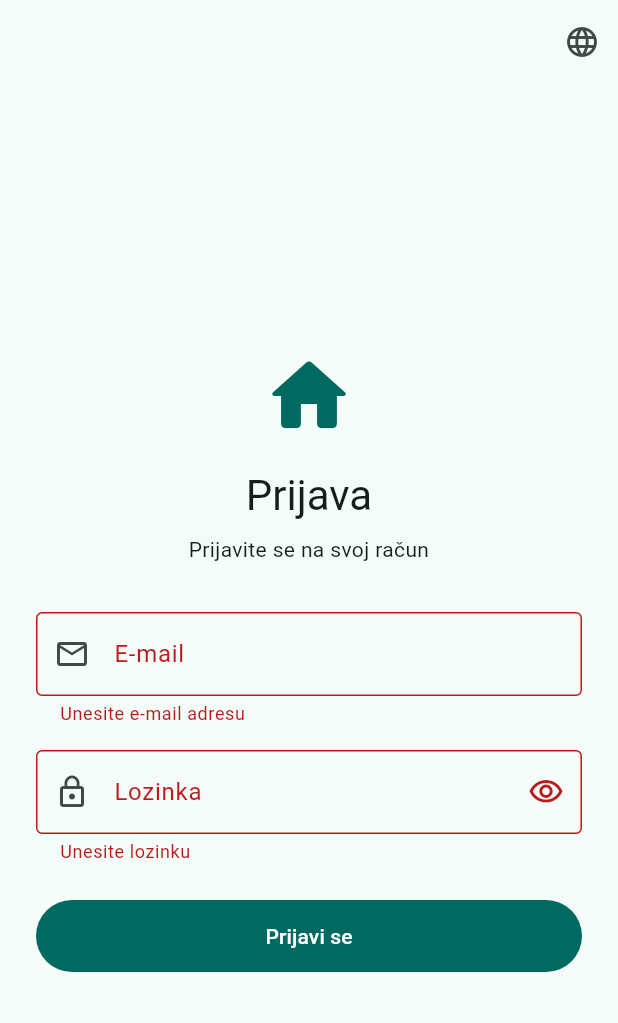
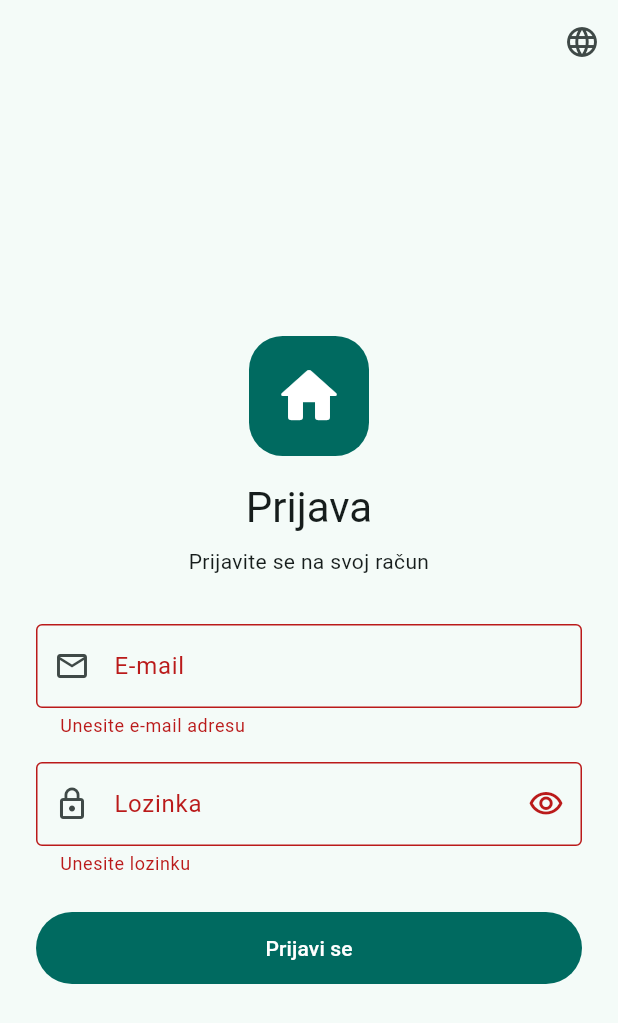
Before and after one commit to durmexyt-dot/flat, a Flutter app: the screen it shows after launch, after a tap on "Prijavi se", on a phone screen of 412 x 824 dp. Shown: the top 1023 px of the screen. Run offline on Flutter 3.47's test engine with Material 3 defaults, Android fonts, the phone set to English and light mode, and no system bars; our stand-ins replace firebase_auth, firebase_core, flutter_riverpod, go_router, shared_preferences; accounts and stored records are empty; statements that could not run were skipped.

Commit message:
Add Hero transitions as shared element foundation
- AppLogo flies between login page and dashboard app bar (both directions)
- HeroTags collects all shared element tags in one place
- heroPage(): cross-fade page transition so Heroes are the only moving part
- Auth behind an AuthRepository interface so transitions are testable
- Test verifies the logo is in flight on sign-in and sign-out

Co-Authored-By: Claude Opus 5.5 <noreply@anthropic.com>
Claude-Session: https://claude.ai/code/session_01MQTazkm2TfVcnk7cr8E261

```diff
--- a/lib/src/auth/login_page.dart
+++ b/lib/src/auth/login_page.dart
@@ -3,6 +3,7 @@ import 'package:flutter_riverpod/flutter_riverpod.dart';
 
 import '../../l10n/app_localizations.dart';
 import '../settings/language_menu.dart';
+import '../ui/app_logo.dart';
 import 'auth_repository.dart';
 
 class LoginPage extends ConsumerStatefulWidget {
@@ -79,11 +80,7 @@ class _LoginPageState extends ConsumerState<LoginPage> {
                   child: Column(
                     crossAxisAlignment: CrossAxisAlignment.stretch,
                     children: [
-                      Icon(
-                        Icons.home_rounded,
-                        size: 64,
-                        color: theme.colorScheme.primary,
-                      ),
+                      const Center(child: AppLogo()),
                       const SizedBox(height: 16),
                       Text(
                         l10n.loginTitle,
--- a/lib/src/dashboard/dashboard_page.dart
+++ b/lib/src/dashboard/dashboard_page.dart
@@ -4,6 +4,7 @@ import 'package:flutter_riverpod/flutter_riverpod.dart';
 import '../../l10n/app_localizations.dart';
 import '../auth/auth_repository.dart';
 import '../settings/language_menu.dart';
+import '../ui/app_logo.dart';
 
 class DashboardPage extends ConsumerWidget {
   const DashboardPage({super.key});
@@ -16,6 +17,10 @@ class DashboardPage extends ConsumerWidget {
 
     return Scaffold(
       appBar: AppBar(
+        leading: const Padding(
+          padding: EdgeInsets.all(10),
+          child: AppLogo(size: 36),
+        ),
         title: Text(l10n.dashboardTitle),
         actions: [
           const LanguageMenu(),
--- a/lib/src/router.dart
+++ b/lib/src/router.dart
@@ -1,6 +1,5 @@
 import 'dart:async';
 
-import 'package:firebase_auth/firebase_auth.dart';
 import 'package:flutter/foundation.dart';
 import 'package:flutter_riverpod/flutter_riverpod.dart';
 import 'package:go_router/go_router.dart';
@@ -8,9 +7,10 @@ import 'package:go_router/go_router.dart';
 import 'auth/auth_repository.dart';
 import 'auth/login_page.dart';
 import 'dashboard/dashboard_page.dart';
+import 'ui/hero_page.dart';
 
 final routerProvider = Provider<GoRouter>((ref) {
-  final auth = ref.watch(firebaseAuthProvider);
+  final auth = ref.watch(authRepositoryProvider);
   final refresh = _StreamListenable(auth.authStateChanges());
   ref.onDispose(refresh.dispose);
 
@@ -25,19 +25,25 @@ final routerProvider = Provider<GoRouter>((ref) {
       return null;
     },
     routes: [
-      GoRoute(path: '/', builder: (context, state) => const DashboardPage()),
-      GoRoute(path: '/login', builder: (context, state) => const LoginPage()),
+      GoRoute(
+        path: '/',
+        pageBuilder: (context, state) => heroPage(state, const DashboardPage()),
+      ),
+      GoRoute(
+        path: '/login',
+        pageBuilder: (context, state) => heroPage(state, const LoginPage()),
+      ),
     ],
   );
 });
 
 /// Notifies the router whenever the auth state changes.
 class _StreamListenable extends ChangeNotifier {
-  _StreamListenable(Stream<User?> stream) {
+  _StreamListenable(Stream<Object?> stream) {
     _sub = stream.listen((_) => notifyListeners());
   }
 
-  late final StreamSubscription<User?> _sub;
+  late final StreamSubscription<Object?> _sub;
 
   @override
   void dispose() {
--- /dev/null
+++ b/lib/src/ui/app_logo.dart
@@ -0,0 +1,43 @@
+import 'package:flutter/material.dart';
+
+import 'hero_tags.dart';
+
+/// The app logo. Flies between screens as a shared element.
+///
+/// The logo derives its shape from the space it gets, so it scales smoothly
+/// while the Hero flight resizes it.
+class AppLogo extends StatelessWidget {
+  const AppLogo({super.key, this.size = 80});
+
+  final double size;
+
+  @override
+  Widget build(BuildContext context) {
+    final colors = Theme.of(context).colorScheme;
+
+    return Hero(
+      tag: HeroTags.appLogo,
+      child: SizedBox.square(
+        dimension: size,
+        child: LayoutBuilder(
+          builder: (context, constraints) {
+            final side = constraints.biggest.shortestSide;
+            return DecoratedBox(
+              decoration: BoxDecoration(
+                color: colors.primary,
+                borderRadius: BorderRadius.circular(side * 0.28),
+              ),
+              child: Center(
+                child: Icon(
+                  Icons.home_rounded,
+                  size: side * 0.6,
+                  color: colors.onPrimary,
+                ),
+              ),
+            );
+          },
+        ),
+      ),
+    );
+  }
+}
--- /dev/null
+++ b/lib/src/ui/hero_page.dart
@@ -0,0 +1,25 @@
+import 'package:flutter/material.dart';
+import 'package:go_router/go_router.dart';
+
+/// Duration of page transitions, and with it of every Hero flight.
+const heroTransitionDuration = Duration(milliseconds: 600);
+
+/// A page whose transition puts shared elements in focus: the screens only
+/// cross-fade, so the Heroes are the only thing that moves.
+CustomTransitionPage<void> heroPage(GoRouterState state, Widget child) {
+  return CustomTransitionPage<void>(
+    key: state.pageKey,
+    child: child,
+    transitionDuration: heroTransitionDuration,
+    reverseTransitionDuration: heroTransitionDuration,
+    transitionsBuilder: (context, animation, secondaryAnimation, child) {
+      return FadeTransition(
+        opacity: CurvedAnimation(
+          parent: animation,
+          curve: const Interval(0.3, 1, curve: Curves.easeOut),
+        ),
+        child: child,
+      );
+    },
+  );
+}
--- /dev/null
+++ b/lib/src/ui/hero_tags.dart
@@ -0,0 +1,9 @@
+/// Tags for shared element (Hero) transitions.
+///
+/// Every element that should fly between two screens gets one tag here, so
+/// source and destination are guaranteed to match. For elements that exist
+/// once per item (e.g. list entries), add a function that builds the tag
+/// from the item id, like `static String item(String id) => 'item-$id';`.
+abstract final class HeroTags {
+  static const appLogo = 'app-logo';
+}
```
Also changed, not shown: lib/src/auth/auth_repository.dart (+32 -10 lines), 1 other file.
